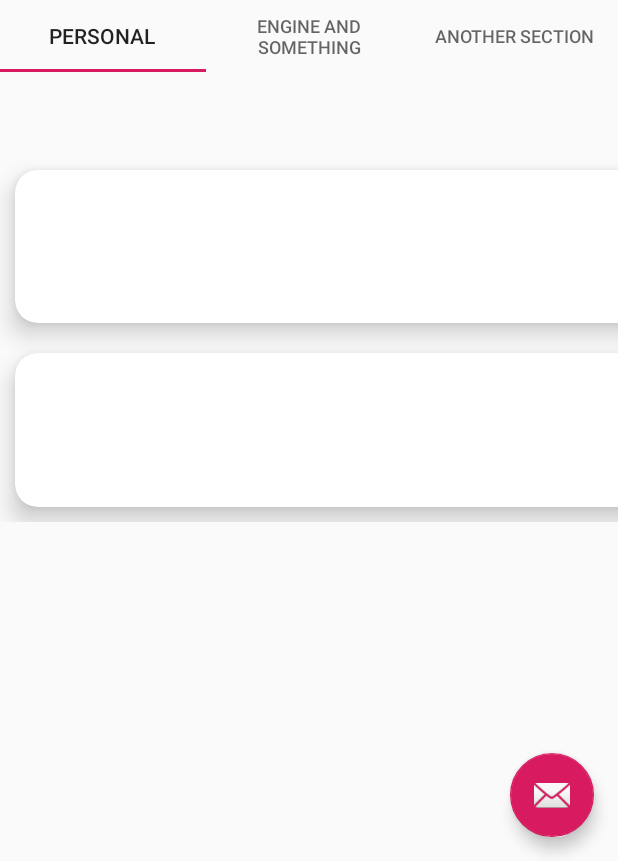
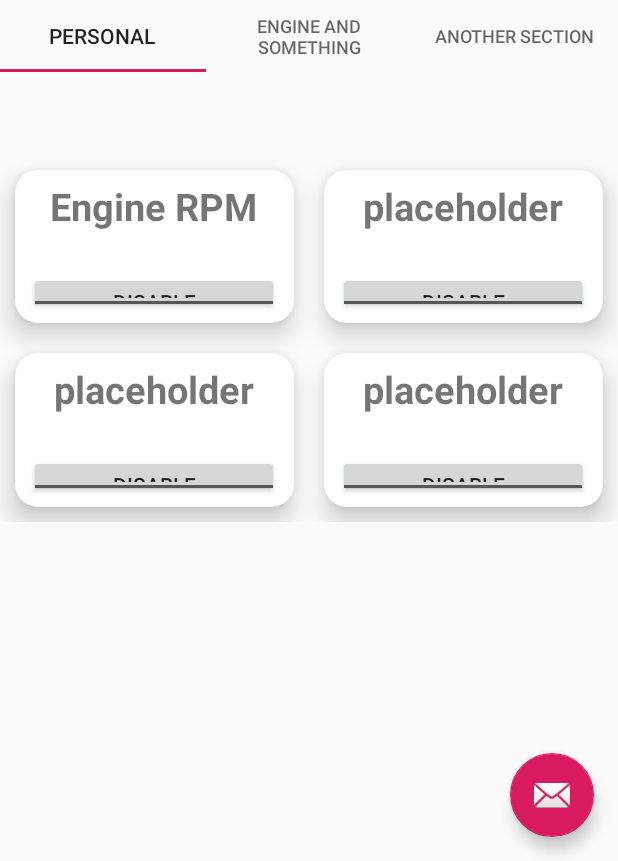
Before and after one commit to hodoash/iot-controlled-insurance, an Android app: the Frag1 screen opened directly, with no data from a screen before it, on a phone screen of 412 x 824 dp, the part 375-1236 px from its top. Run offline under Robolectric (Android 15) with nearby library versions, the phone set to English and light mode, and no system bars.

Commit message:
update for writeUp

```diff
--- a/CarObdNew/app/src/main/java/com/example/carobdnew/Frag1.java
+++ b/CarObdNew/app/src/main/java/com/example/carobdnew/Frag1.java
@@ -36,12 +36,8 @@ public class Frag1 extends Fragment {
                 //send data
                 ViewDataScreen viewDataScreen = new ViewDataScreen();
                 viewDataScreen.callWiteFun(firstData);
-//               ViewDataScreen.ReadInput readClass = new ViewDataScreen.ReadInput();
-//                readClass.writeToArduino();
             }
         });
-
-//        return inflater.inflate(R.layout.frag1_layout,container,false);
         return view;
     }
 }
--- a/CarObdNew/app/src/main/res/layout/frag1_layout.xml
+++ b/CarObdNew/app/src/main/res/layout/frag1_layout.xml
@@ -15,7 +15,7 @@
     <GridLayout
         android:layout_width="match_parent"
         android:layout_height="300dp"
-        android:layout_below="@+id/AppView"
+
         android:layout_marginTop="55dp"
         android:columnCount="2"
         android:rowCount="4">
@@ -39,22 +39,25 @@
                 android:layout_height="fill_parent"
                 android:layout_gravity="center_vertical|center_horizontal"
                 android:gravity="center"
-                android:orientation="horizontal">
+                android:orientation="vertical">
 
                 <TextView
                     android:layout_width="wrap_content"
                     android:layout_height="wrap_content"
-                    android:text="First"
+                    android:text="Engine RPM"
                     android:textSize="25dp"
+                    android:paddingTop="10px"
+                    android:paddingBottom="30px"
                     android:textStyle="bold" />
+
                 <ToggleButton
                     android:id="@+id/toggleButton"
+                    android:layout_width="250px"
+                    android:layout_height="1dp"
                     android:layout_margin="10px"
-                    android:layout_width="200px"
-                    android:layout_height="wrap_content"
                     android:layout_weight="1"
                     android:textOff="disable"
-                    android:textOn="enable"/>
+                    android:textOn="enable" />
 
             </LinearLayout>
 
@@ -73,28 +76,55 @@
             app:cardCornerRadius="15dp"
             app:cardElevation="10dp">
 
+<!--            <LinearLayout-->
+<!--                android:layout_width="wrap_content"-->
+<!--                android:layout_height="wrap_content"-->
+<!--                android:layout_gravity="center_vertical|center_horizontal"-->
+<!--                android:gravity="center"-->
+<!--                android:orientation="horizontal">-->
+
+<!--                <TextView-->
+<!--                    android:layout_width="wrap_content"-->
+<!--                    android:layout_height="wrap_content"-->
+<!--                    android:text="Second"-->
+<!--                    android:textSize="25dp"-->
+<!--                    android:textStyle="bold" />-->
+<!--                <ToggleButton-->
+<!--                    android:id="@+id/toggleButton1"-->
+<!--                    android:layout_margin="10px"-->
+<!--                    android:layout_width="wrap_content"-->
+<!--                    android:layout_height="wrap_content"-->
+<!--                    android:layout_weight="1"-->
+<!--                    android:text="ToggleButton" />-->
+
+<!--            </LinearLayout>-->
             <LinearLayout
                 android:layout_width="wrap_content"
-                android:layout_height="wrap_content"
+                android:layout_height="fill_parent"
                 android:layout_gravity="center_vertical|center_horizontal"
                 android:gravity="center"
-                android:orientation="horizontal">
+                android:orientation="vertical">
 
                 <TextView
                     android:layout_width="wrap_content"
                     android:layout_height="wrap_content"
-                    android:text="Second"
+                    android:text="placeholder"
                     android:textSize="25dp"
+                    android:paddingTop="10px"
+                    android:paddingBottom="30px"
                     android:textStyle="bold" />
+
                 <ToggleButton
                     android:id="@+id/toggleButton1"
+                    android:layout_width="250px"
+                    android:layout_height="1dp"
                     android:layout_margin="10px"
-                    android:layout_width="wrap_content"
-                    android:layout_height="wrap_content"
                     android:layout_weight="1"
-                    android:text="ToggleButton" />
+                    android:textOff="disable"
+                    android:textOn="enable" />
 
             </LinearLayout>
+
 
         </androidx.cardview.widget.CardView>
 
@@ -111,28 +141,58 @@
             app:cardCornerRadius="15dp"
             app:cardElevation="10dp">
 
+<!--            <LinearLayout-->
+<!--                android:layout_width="wrap_content"-->
+<!--                android:layout_height="wrap_content"-->
+<!--                android:layout_gravity="center_vertical|center_horizontal"-->
+<!--                android:gravity="center"-->
+<!--                android:orientation="horizontal">-->
+<!--               -->
+
+<!--                <TextView-->
+<!--                    android:layout_width="wrap_content"-->
+<!--                    android:layout_height="wrap_content"-->
+<!--                    android:text="Third"-->
+<!--                    android:paddingTop="10px"-->
+<!--                    android:paddingBottom="30px"-->
+<!--                    android:textSize="25dp"-->
+<!--                    android:textStyle="bold" />-->
+<!--                <ToggleButton-->
+<!--                    android:id="@+id/toggleButton2"-->
+<!--                    android:layout_margin="10px"-->
+<!--                    android:layout_width="wrap_content"-->
+<!--                    android:layout_height="wrap_content"-->
+<!--                    android:layout_weight="1"-->
+<!--                    android:text="ToggleButton" />-->
+
+<!--            </LinearLayout>-->
             <LinearLayout
                 android:layout_width="wrap_content"
-                android:layout_height="wrap_content"
+                android:layout_height="fill_parent"
                 android:layout_gravity="center_vertical|center_horizontal"
                 android:gravity="center"
-                android:orientation="horizontal">
+                android:orientation="vertical">
 
                 <TextView
                     android:layout_width="wrap_content"
                     android:layout_height="wrap_content"
-                    android:text="Third"
+                    android:text="placeholder"
                     android:textSize="25dp"
+                    android:paddingTop="10px"
+                    android:paddingBottom="30px"
                     android:textStyle="bold" />
+
                 <ToggleButton
                     android:id="@+id/toggleButton2"
+                    android:layout_width="250px"
+                    android:layout_height="1dp"
                     android:layout_margin="10px"
-                    android:layout_width="wrap_content"
-                    android:layout_height="wrap_content"
                     android:layout_weight="1"
-                    android:text="ToggleButton" />
+                    android:textOff="disable"
+                    android:textOn="enable" />
 
             </LinearLayout>
+
 
         </androidx.cardview.widget.CardView>
 
@@ -149,28 +209,55 @@
             app:cardCornerRadius="15dp"
             app:cardElevation="10dp">
 
+<!--            <LinearLayout-->
+<!--                android:layout_width="wrap_content"-->
+<!--                android:layout_height="wrap_content"-->
+<!--                android:layout_gravity="center_vertical|center_horizontal"-->
+<!--                android:gravity="center"-->
+<!--                android:orientation="horizontal">-->
+
+<!--                <TextView-->
+<!--                    android:layout_width="wrap_content"-->
+<!--                    android:layout_height="wrap_content"-->
+<!--                    android:text="Fourth"-->
+<!--                    android:textSize="25dp"-->
+<!--                    android:textStyle="bold" />-->
+<!--                <ToggleButton-->
+<!--                    android:id="@+id/toggleButton3"-->
+<!--                    android:layout_margin="10px"-->
+<!--                    android:layout_width="wrap_content"-->
+<!--                    android:layout_height="wrap_content"-->
+<!--                    android:layout_weight="1"-->
+<!--                    android:text="ToggleButton" />-->
+
+<!--            </LinearLayout>-->
             <LinearLayout
                 android:layout_width="wrap_content"
-                android:layout_height="wrap_content"
+                android:layout_height="fill_parent"
                 android:layout_gravity="center_vertical|center_horizontal"
                 android:gravity="center"
-                android:orientation="horizontal">
+                android:orientation="vertical">
 
                 <TextView
                     android:layout_width="wrap_content"
                     android:layout_height="wrap_content"
-                    android:text="Fourth"
+                    android:text="placeholder"
                     android:textSize="25dp"
+                    android:paddingTop="10px"
+                    android:paddingBottom="30px"
                     android:textStyle="bold" />
+
                 <ToggleButton
                     android:id="@+id/toggleButton3"
+                    android:layout_width="250px"
+                    android:layout_height="1dp"
                     android:layout_margin="10px"
-                    android:layout_width="wrap_content"
-                    android:layout_height="wrap_content"
                     android:layout_weight="1"
-                    android:text="ToggleButton" />
+                    android:textOff="disable"
+                    android:textOn="enable" />
 
             </LinearLayout>
+
 
         </androidx.cardview.widget.CardView>
 
--- a/CarObdNew/app/src/main/res/layout/nav_header_main.xml
+++ b/CarObdNew/app/src/main/res/layout/nav_header_main.xml
@@ -1,6 +1,7 @@
 <?xml version="1.0" encoding="utf-8"?>
 <LinearLayout xmlns:android="http://schemas.android.com/apk/res/android"
     xmlns:app="http://schemas.android.com/apk/res-auto"
+    xmlns:tools="http://schemas.android.com/tools"
     android:layout_width="match_parent"
     android:layout_height="@dimen/nav_header_height"
     android:background="@drawable/side_nav_bar"
@@ -25,12 +26,14 @@
         android:layout_height="wrap_content"
         android:paddingTop="@dimen/nav_header_vertical_spacing"
         android:text="@string/nav_header_title"
-        android:textAppearance="@style/TextAppearance.AppCompat.Body1" />
+        android:textAppearance="@style/TextAppearance.AppCompat.Body1"
+        tools:text="obd data collection app" />
 
     <TextView
         android:id="@+id/textView"
         android:layout_width="wrap_content"
         android:layout_height="wrap_content"
-        android:text="@string/nav_header_subtitle" />
+        android:text="@string/nav_header_subtitle"
+        tools:text="data collection app that has privcy by design" />
 
 </LinearLayout>
```
Also changed, not shown: 2 other files.
